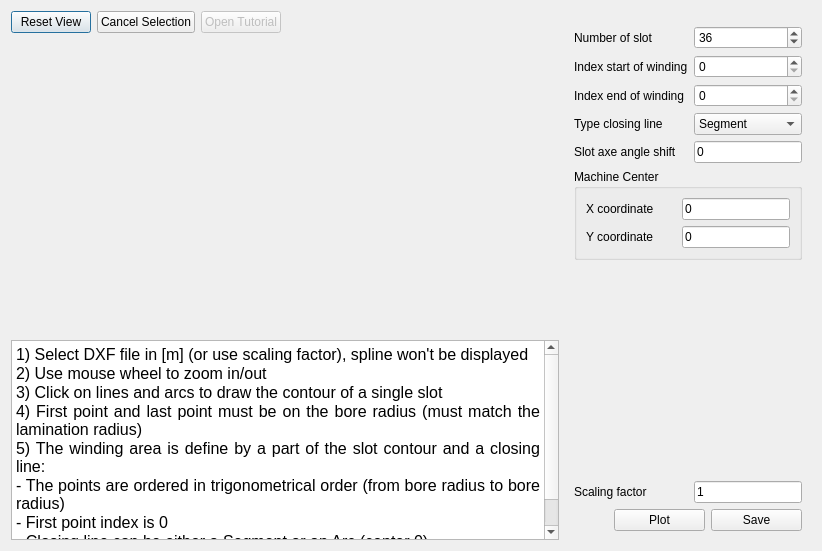
The window that pyleecan/GUI/Dxf/DXF_Slot.ui (Eomys/pyleecan) describes before a commit, drawn with Qt 5.
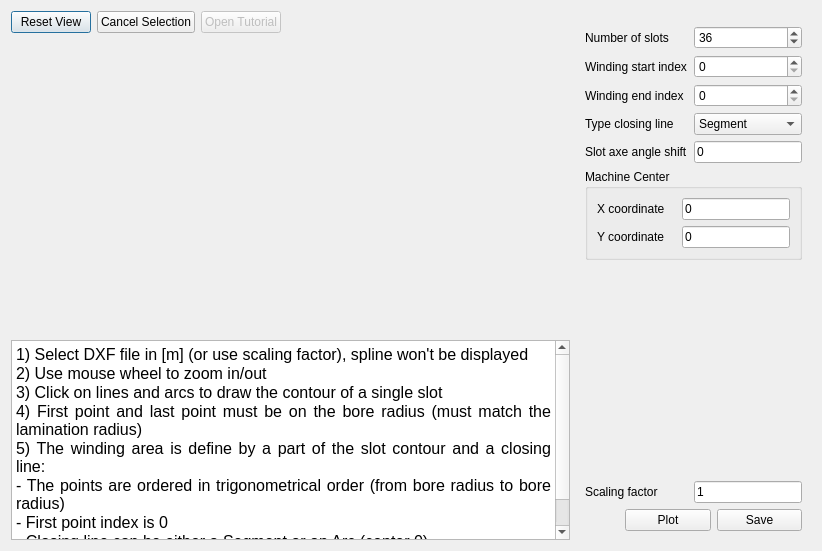
The same window after the commit. Icons and pictures are not drawn. Custom widgets are drawn as their Qt base class.

```diff
--- a/pyleecan/GUI/Dxf/DXF_Slot.ui
+++ b/pyleecan/GUI/Dxf/DXF_Slot.ui
@@ -83,7 +83,7 @@
         <item row="0" column="0">
          <widget class="QLabel" name="in_Zs">
           <property name="text">
-           <string>Number of slot</string>
+           <string>Number of slots</string>
           </property>
          </widget>
         </item>
@@ -112,7 +112,7 @@
         <item row="1" column="0">
          <widget class="QLabel" name="in_wind_begin_index">
           <property name="text">
-           <string>Index start of winding</string>
+           <string>Winding start index</string>
           </property>
          </widget>
         </item>
@@ -122,7 +122,7 @@
         <item row="2" column="0">
          <widget class="QLabel" name="in_wind_end_index">
           <property name="text">
-           <string>Index end of winding</string>
+           <string>Winding end index</string>
           </property>
          </widget>
         </item>
@@ -337,15 +337,15 @@
 &lt;html&gt;&lt;head&gt;&lt;meta name=&quot;qrichtext&quot; content=&quot;1&quot; /&gt;&lt;style type=&quot;text/css&quot;&gt;
 p, li { white-space: pre-wrap; }
 &lt;/style&gt;&lt;/head&gt;&lt;body style=&quot; font-family:'MS Shell Dlg 2'; font-size:7.8pt; font-weight:400; font-style:normal;&quot;&gt;
-&lt;p align=&quot;justify&quot; style=&quot; margin-top:0px; margin-bottom:0px; margin-left:0px; margin-right:0px; -qt-block-indent:0; text-indent:0px;&quot;&gt;&lt;span style=&quot; font-size:12pt;&quot;&gt;1) Select DXF file in [m] (or use scaling factor), spline won't be displayed&lt;/span&gt;&lt;/p&gt;
-&lt;p align=&quot;justify&quot; style=&quot; margin-top:0px; margin-bottom:0px; margin-left:0px; margin-right:0px; -qt-block-indent:0; text-indent:0px;&quot;&gt;&lt;span style=&quot; font-size:12pt;&quot;&gt;2) Use mouse wheel to zoom in/out&lt;/span&gt;&lt;/p&gt;
-&lt;p align=&quot;justify&quot; style=&quot; margin-top:0px; margin-bottom:0px; margin-left:0px; margin-right:0px; -qt-block-indent:0; text-indent:0px;&quot;&gt;&lt;span style=&quot; font-size:12pt;&quot;&gt;3) Click on lines and arcs to draw the contour of a single slot&lt;/span&gt;&lt;/p&gt;
-&lt;p align=&quot;justify&quot; style=&quot; margin-top:0px; margin-bottom:0px; margin-left:0px; margin-right:0px; -qt-block-indent:0; text-indent:0px;&quot;&gt;&lt;span style=&quot; font-size:12pt;&quot;&gt;4) First point and last point must be on the bore radius (must match the lamination radius)&lt;/span&gt;&lt;/p&gt;
-&lt;p align=&quot;justify&quot; style=&quot; margin-top:0px; margin-bottom:0px; margin-left:0px; margin-right:0px; -qt-block-indent:0; text-indent:0px;&quot;&gt;&lt;span style=&quot; font-size:12pt;&quot;&gt;5) The winding area is define by a part of the slot contour and a closing line:&lt;/span&gt;&lt;/p&gt;
-&lt;p align=&quot;justify&quot; style=&quot; margin-top:0px; margin-bottom:0px; margin-left:0px; margin-right:0px; -qt-block-indent:0; text-indent:0px;&quot;&gt;&lt;span style=&quot; font-size:12pt;&quot;&gt;- The points are ordered in trigonometrical order (from bore radius to bore radius)&lt;/span&gt;&lt;/p&gt;
-&lt;p align=&quot;justify&quot; style=&quot; margin-top:0px; margin-bottom:0px; margin-left:0px; margin-right:0px; -qt-block-indent:0; text-indent:0px;&quot;&gt;&lt;span style=&quot; font-size:12pt;&quot;&gt;- First point index is 0&lt;/span&gt;&lt;/p&gt;
-&lt;p align=&quot;justify&quot; style=&quot; margin-top:0px; margin-bottom:0px; margin-left:0px; margin-right:0px; -qt-block-indent:0; text-indent:0px;&quot;&gt;&lt;span style=&quot; font-size:12pt;&quot;&gt;- Closing line can be either a Segment or an Arc (center 0)&lt;/span&gt;&lt;/p&gt;
-&lt;p align=&quot;justify&quot; style=&quot; margin-top:0px; margin-bottom:0px; margin-left:0px; margin-right:0px; -qt-block-indent:0; text-indent:0px;&quot;&gt;&lt;span style=&quot; font-size:12pt;&quot;&gt;6) Plot to check and save&lt;/span&gt;&lt;/p&gt;&lt;/body&gt;&lt;/html&gt;</string>
+&lt;p align=&quot;justify&quot; style=&quot; margin-top:0px; margin-bottom:0px; margin-left:0px; margin-right:0px; -qt-block-indent:0; text-indent:0px;&quot;&gt;&lt;span style=&quot; font-family:'MS Shell Dlg 2'; font-size:12pt;&quot;&gt;1) Select DXF file in [m] (or use scaling factor), spline won't be displayed&lt;/span&gt;&lt;/p&gt;
+&lt;p align=&quot;justify&quot; style=&quot; margin-top:0px; margin-bottom:0px; margin-left:0px; margin-right:0px; -qt-block-indent:0; text-indent:0px;&quot;&gt;&lt;span style=&quot; font-family:'MS Shell Dlg 2'; font-size:12pt;&quot;&gt;2) Use mouse wheel to zoom in/out&lt;/span&gt;&lt;/p&gt;
+&lt;p align=&quot;justify&quot; style=&quot; margin-top:0px; margin-bottom:0px; margin-left:0px; margin-right:0px; -qt-block-indent:0; text-indent:0px;&quot;&gt;&lt;span style=&quot; font-family:'MS Shell Dlg 2'; font-size:12pt;&quot;&gt;3) Click on lines and arcs to draw the contour of a single slot&lt;/span&gt;&lt;/p&gt;
+&lt;p align=&quot;justify&quot; style=&quot; margin-top:0px; margin-bottom:0px; margin-left:0px; margin-right:0px; -qt-block-indent:0; text-indent:0px;&quot;&gt;&lt;span style=&quot; font-family:'MS Shell Dlg 2'; font-size:12pt;&quot;&gt;4) First point and last point must be on the bore radius (must match the lamination radius)&lt;/span&gt;&lt;/p&gt;
+&lt;p align=&quot;justify&quot; style=&quot; margin-top:0px; margin-bottom:0px; margin-left:0px; margin-right:0px; -qt-block-indent:0; text-indent:0px;&quot;&gt;&lt;span style=&quot; font-family:'MS Shell Dlg 2'; font-size:12pt;&quot;&gt;5) The winding area is define by a part of the slot contour and a closing line:&lt;/span&gt;&lt;/p&gt;
+&lt;p align=&quot;justify&quot; style=&quot; margin-top:0px; margin-bottom:0px; margin-left:0px; margin-right:0px; -qt-block-indent:0; text-indent:0px;&quot;&gt;&lt;span style=&quot; font-family:'MS Shell Dlg 2'; font-size:12pt;&quot;&gt;- The points are ordered in trigonometrical order (from bore radius to bore radius)&lt;/span&gt;&lt;/p&gt;
+&lt;p align=&quot;justify&quot; style=&quot; margin-top:0px; margin-bottom:0px; margin-left:0px; margin-right:0px; -qt-block-indent:0; text-indent:0px;&quot;&gt;&lt;span style=&quot; font-family:'MS Shell Dlg 2'; font-size:12pt;&quot;&gt;- First point index is 0&lt;/span&gt;&lt;/p&gt;
+&lt;p align=&quot;justify&quot; style=&quot; margin-top:0px; margin-bottom:0px; margin-left:0px; margin-right:0px; -qt-block-indent:0; text-indent:0px;&quot;&gt;&lt;span style=&quot; font-family:'MS Shell Dlg 2'; font-size:12pt;&quot;&gt;- Closing line can be either a Segment or an Arc (center 0)&lt;/span&gt;&lt;/p&gt;
+&lt;p align=&quot;justify&quot; style=&quot; margin-top:0px; margin-bottom:0px; margin-left:0px; margin-right:0px; -qt-block-indent:0; text-indent:0px;&quot;&gt;&lt;span style=&quot; font-family:'MS Shell Dlg 2'; font-size:12pt;&quot;&gt;6) Plot to check and save&lt;/span&gt;&lt;/p&gt;&lt;/body&gt;&lt;/html&gt;</string>
      </property>
     </widget>
    </item>
```
